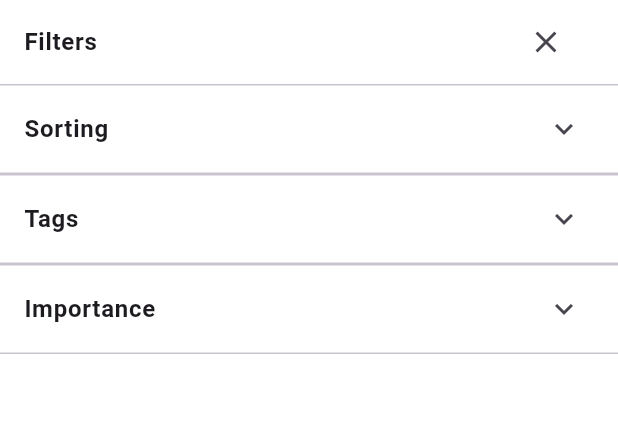
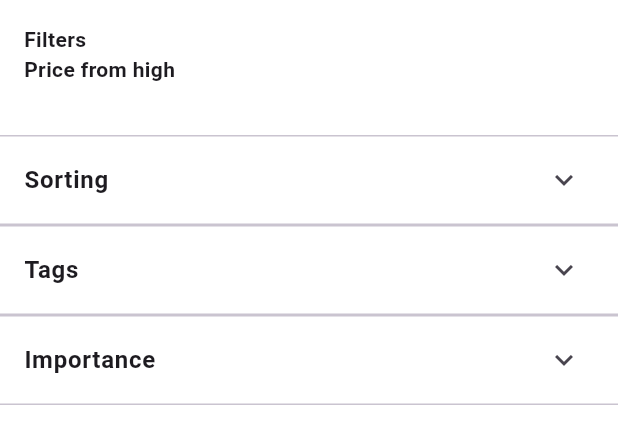
Before and after one commit to rustam2000-a11y/-a-hundred-things, a Flutter app: the ContainerWithFilters widget shown alone on an empty page, opened directly with empty values, on a phone screen of 412 x 824 dp. Shown: the top 444 px of the screen. Run offline on Flutter 3.47's test engine with Material 3 defaults, Android fonts, the phone set to English and light mode, and no system bars; our stand-ins replace bloc, cloud_firestore, easy_localization, equatable, firebase_auth, firebase_core and 9 more; missing offline and left inert: cropperx, google_ml_kit; accounts and stored records are empty; network calls fail.

Commit message:
feat: adding new functionality in container with filters

```diff
--- a/lib/module/home/container_with_filters.dart
+++ b/lib/module/home/container_with_filters.dart
@@ -9,10 +9,13 @@ class ContainerWithFilters extends StatelessWidget {
     required this.onClose,
     required this.selectedType,
     required this.onTypeSelected,
+    required this.selectedFilters,
   });
   final VoidCallback onClose;
   final String? selectedType;
   final void Function(String field, String value) onTypeSelected;
+  final Map<String, String> selectedFilters;
+
 
   @override
   Widget build(BuildContext context) {
@@ -34,13 +37,55 @@ class ContainerWithFilters extends StatelessWidget {
         color: Colors.white,
         child: Column(
           children: [
-            ListTile(
-              title: const Text('Filters'),
-              trailing: IconButton(
-                icon: const Icon(Icons.close),
-                onPressed: onClose,
+            const Padding(
+              padding: EdgeInsets.all(16),
+              child: Column(
+                children: [
+                  Row(
+                    children: [
+                      Text('Filters'),
+                    ],
+                  ),
+                  Row(
+                    children: [
+                      Text('Price from high'),
+                    ],
+                  ),
+                ],
               ),
             ),
+
+            if (selectedFilters.isNotEmpty)
+              Padding(
+                padding: const EdgeInsets.symmetric(horizontal: 16, ),
+                child: Align(
+                  alignment: Alignment.centerLeft,
+                  child: Wrap(
+                    spacing: 8,
+                    runSpacing: 8,
+                    children: selectedFilters.entries.map((entry) {
+                      return InputChip(
+                        backgroundColor: Colors.white,
+                        label: Text(
+                          entry.value,
+                          style: const TextStyle(color: Colors.black),
+                        ),
+                        onDeleted: () {
+                          onTypeSelected(entry.key, '');
+                        },
+                        deleteIcon: const Icon(Icons.close, color: Colors.black),
+                        shape: const RoundedRectangleBorder(
+                          borderRadius: BorderRadius.all(Radius.circular(3)),
+                          side: BorderSide(),
+                        ),
+                      );
+                    }).toList(),
+                  ),
+                ),
+              ),
+             const SizedBox(height: 18,),
+
+
             Expanded(
               child: SingleChildScrollView(
                 child: Column(
```
Also changed, not shown: lib/module/home/category/detailing_types_page.dart (+1 -16 lines), lib/module/home/my_home_page.dart (+29 -3 lines).
